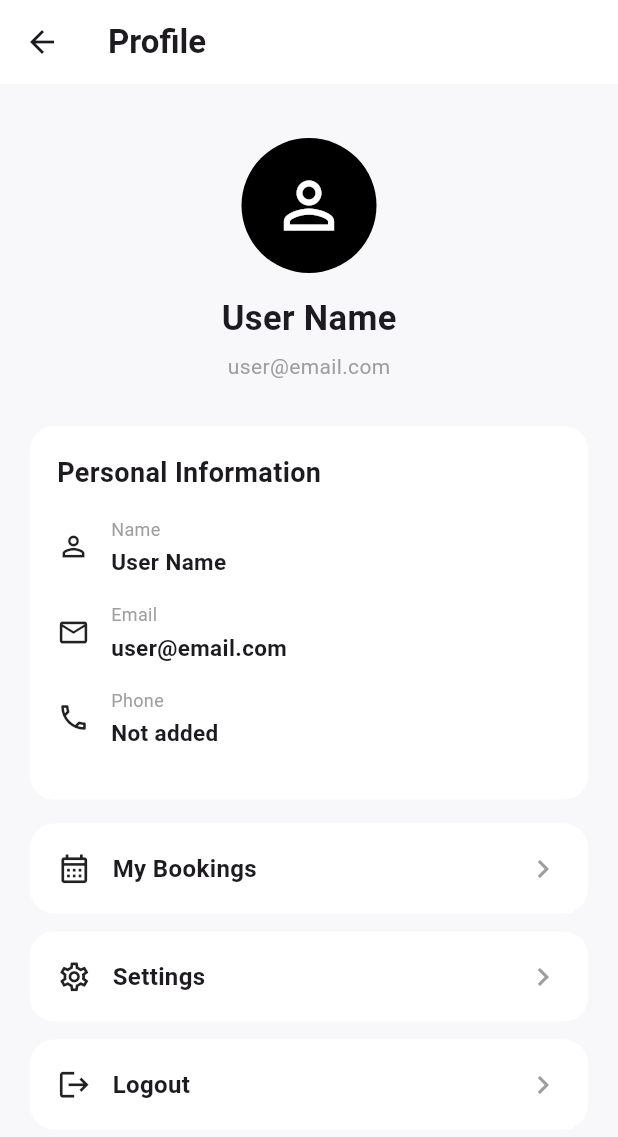
After one commit to Jyotsnakapoor123/Driver-on-Demand, a Flutter app: the screen it shows after launch, after a tap on the "person outline" icon, on a phone screen of 412 x 824 dp. The commit adds this screen. Shown: the top 1137 px of the screen. Run offline on Flutter 3.47's test engine with Material 3 defaults, Android fonts, the phone set to English and light mode, and no system bars; our stand-ins replace geolocator; missing offline and left inert: mappls_gl.

Commit message:
feat: add user profile screen

```diff
--- a/lib/main.dart
+++ b/lib/main.dart
@@ -1,6 +1,7 @@
 import 'package:flutter/material.dart';
 import 'booking_screen.dart';
 import 'my_bookings_screen.dart';
+import 'profile_screen.dart';
 
 void main() {
   runApp(const DriverOnDemandApp());
@@ -27,6 +28,20 @@ class HomeScreen extends StatelessWidget {
     return Scaffold(
       appBar: AppBar(
         title: const Text('Driver On Demand'),
+        actions: [
+          IconButton(
+            icon: const Icon(Icons.person_outline),
+            tooltip: 'Profile',
+            onPressed: () {
+              Navigator.push(
+                context,
+                MaterialPageRoute(
+                  builder: (context) => const ProfileScreen(),
+                ),
+              );
+            },
+          ),
+        ],
       ),
       body: Center(
         child: Column(
--- /dev/null
+++ b/lib/profile_screen.dart
@@ -0,0 +1,264 @@
+import 'package:flutter/material.dart';
+
+class ProfileScreen extends StatelessWidget {
+  const ProfileScreen({super.key});
+
+  @override
+  Widget build(BuildContext context) {
+    return Scaffold(
+      backgroundColor: const Color(0xFFF8F8FA),
+      appBar: AppBar(
+        backgroundColor: Colors.white,
+        elevation: 0,
+        title: const Text(
+          'Profile',
+          style: TextStyle(
+            fontWeight: FontWeight.bold,
+          ),
+        ),
+      ),
+      body: SingleChildScrollView(
+        padding: const EdgeInsets.all(20),
+        child: Column(
+          children: [
+            const SizedBox(height: 16),
+
+            // Profile avatar
+            Container(
+              width: 90,
+              height: 90,
+              decoration: BoxDecoration(
+                color: Colors.black,
+                shape: BoxShape.circle,
+              ),
+              child: const Icon(
+                Icons.person_outline,
+                size: 50,
+                color: Colors.white,
+              ),
+            ),
+
+            const SizedBox(height: 14),
+
+            const Text(
+              'User Name',
+              style: TextStyle(
+                fontSize: 23,
+                fontWeight: FontWeight.bold,
+              ),
+            ),
+
+            const SizedBox(height: 5),
+
+            const Text(
+              'user@email.com',
+              style: TextStyle(
+                fontSize: 14,
+                color: Colors.grey,
+              ),
+            ),
+
+            const SizedBox(height: 30),
+
+            _SectionCard(
+              title: 'Personal Information',
+              children: const [
+                _InfoRow(
+                  icon: Icons.person_outline,
+                  title: 'Name',
+                  value: 'User Name',
+                ),
+                _InfoRow(
+                  icon: Icons.email_outlined,
+                  title: 'Email',
+                  value: 'user@email.com',
+                ),
+                _InfoRow(
+                  icon: Icons.phone_outlined,
+                  title: 'Phone',
+                  value: 'Not added',
+                ),
+              ],
+            ),
+
+            const SizedBox(height: 16),
+
+            _MenuCard(
+              icon: Icons.calendar_month_outlined,
+              title: 'My Bookings',
+              onTap: () {
+                Navigator.pop(context);
+              },
+            ),
+
+            const SizedBox(height: 12),
+
+            _MenuCard(
+              icon: Icons.settings_outlined,
+              title: 'Settings',
+              onTap: () {
+                ScaffoldMessenger.of(context).showSnackBar(
+                  const SnackBar(
+                    content: Text('Settings will be available soon.'),
+                  ),
+                );
+              },
+            ),
+
+            const SizedBox(height: 12),
+
+            _MenuCard(
+              icon: Icons.logout,
+              title: 'Logout',
+              onTap: () {
+                ScaffoldMessenger.of(context).showSnackBar(
+                  const SnackBar(
+                    content: Text('Logout will be available soon.'),
+                  ),
+                );
+              },
+            ),
+
+            const SizedBox(height: 20),
+          ],
+        ),
+      ),
+    );
+  }
+}
+
+class _SectionCard extends StatelessWidget {
+  final String title;
+  final List<Widget> children;
+
+  const _SectionCard({
+    required this.title,
+    required this.children,
+  });
+
+  @override
+  Widget build(BuildContext context) {
+    return Container(
+      width: double.infinity,
+      padding: const EdgeInsets.all(18),
+      decoration: BoxDecoration(
+        color: Colors.white,
+        borderRadius: BorderRadius.circular(16),
+      ),
+      child: Column(
+        crossAxisAlignment: CrossAxisAlignment.start,
+        children: [
+          Text(
+            title,
+            style: const TextStyle(
+              fontSize: 18,
+              fontWeight: FontWeight.bold,
+            ),
+          ),
+          const SizedBox(height: 16),
+          ...children,
+        ],
+      ),
+    );
+  }
+}
+
+class _InfoRow extends StatelessWidget {
+  final IconData icon;
+  final String title;
+  final String value;
+
+  const _InfoRow({
+    required this.icon,
+    required this.title,
+    required this.value,
+  });
+
+  @override
+  Widget build(BuildContext context) {
+    return Padding(
+      padding: const EdgeInsets.only(bottom: 16),
+      child: Row(
+        children: [
+          Icon(
+            icon,
+            size: 22,
+          ),
+          const SizedBox(width: 14),
+          Expanded(
+            child: Column(
+              crossAxisAlignment: CrossAxisAlignment.start,
+              children: [
+                Text(
+                  title,
+                  style: const TextStyle(
+                    fontSize: 12,
+                    color: Colors.grey,
+                  ),
+                ),
+                const SizedBox(height: 3),
+                Text(
+                  value,
+                  style: const TextStyle(
+                    fontSize: 15,
+                    fontWeight: FontWeight.w600,
+                  ),
+                ),
+              ],
+            ),
+          ),
+        ],
+      ),
+    );
+  }
+}
+
+class _MenuCard extends StatelessWidget {
+  final IconData icon;
+  final String title;
+  final VoidCallback onTap;
+
+  const _MenuCard({
+    required this.icon,
+    required this.title,
+    required this.onTap,
+  });
+
+  @override
+  Widget build(BuildContext context) {
+    return InkWell(
+      onTap: onTap,
+      borderRadius: BorderRadius.circular(16),
+      child: Container(
+        width: double.infinity,
+        padding: const EdgeInsets.all(18),
+        decoration: BoxDecoration(
+          color: Colors.white,
+          borderRadius: BorderRadius.circular(16),
+        ),
+        child: Row(
+          children: [
+            Icon(
+              icon,
+              size: 23,
+            ),
+            const SizedBox(width: 14),
+            Expanded(
+              child: Text(
+                title,
+                style: const TextStyle(
+                  fontSize: 16,
+                  fontWeight: FontWeight.w600,
+                ),
+              ),
+            ),
+            const Icon(
+              Icons.chevron_right,
+              color: Colors.grey,
+            ),
+          ],
+        ),
+      ),
+    );
+  }
+}
```
